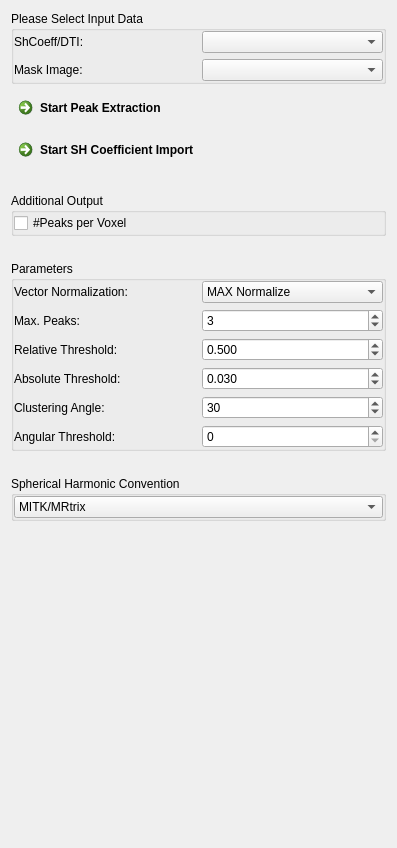
Qt form Plugins/org.mitk.gui.qt.diffusionimaging.odfpeaks/src/internal/QmitkOdfMaximaExtractionViewControls.ui (MITK/MITK) before a commit.
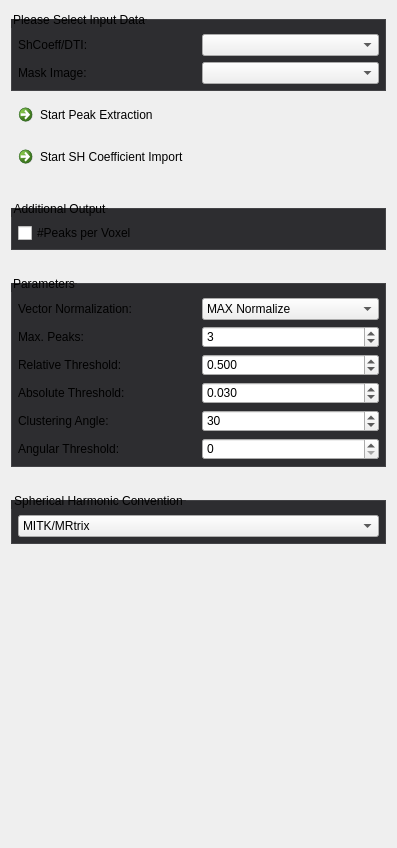
The same form after that commit. Custom widgets are drawn as their Qt base class.

Commit message: Update diffusion view style

```diff
--- a/Plugins/org.mitk.gui.qt.diffusionimaging.odfpeaks/src/internal/QmitkOdfMaximaExtractionViewControls.ui
+++ b/Plugins/org.mitk.gui.qt.diffusionimaging.odfpeaks/src/internal/QmitkOdfMaximaExtractionViewControls.ui
@@ -13,6 +13,43 @@
   <property name="windowTitle">
    <string>Form</string>
   </property>
+  <property name="styleSheet">
+   <string>QCommandLinkButton {
+  font-weight: normal;
+}
+
+QCommandLinkButton:disabled {
+  border: none;
+  font-weight: lighter;
+}
+
+QToolBox::tab {
+  border: 1px solid #434346;
+  font-weight: bold;
+}
+
+QToolBox::tab:hover {
+  background-color: #434346;
+  font-weight: bold;
+}
+
+QToolBox::tab:selected {
+  background-color: #1c97ea;
+  border: 1px solid #1c97ea;
+  font-weight: bold;
+}
+
+QGroupBox {
+  border: 1px solid #434346;
+  background-color: #2d2d30;
+  margin-top: 8px;
+  padding-top: 8px;
+}
+
+QGroupBox, QGroupBox:disabled {
+  background-color: #2d2d30;
+}</string>
+  </property>
   <layout class="QGridLayout" name="gridLayout_2">
    <property name="verticalSpacing">
     <number>25</number>
@@ -71,16 +108,16 @@
         </property>
         <layout class="QGridLayout" name="gridLayout_5">
          <property name="leftMargin">
-          <number>0</number>
+          <number>6</number>
          </property>
          <property name="topMargin">
-          <number>0</number>
+          <number>6</number>
          </property>
          <property name="rightMargin">
-          <number>0</number>
+          <number>6</number>
          </property>
          <property name="bottomMargin">
-          <number>0</number>
+          <number>6</number>
          </property>
          <item row="0" column="0">
           <widget class="QLabel" name="label_4">
@@ -121,16 +158,16 @@
        <enum>QFormLayout::AllNonFixedFieldsGrow</enum>
       </property>
       <property name="leftMargin">
-       <number>0</number>
+       <number>6</number>
       </property>
       <property name="topMargin">
-       <number>0</number>
+       <number>6</number>
       </property>
       <property name="rightMargin">
-       <number>0</number>
+       <number>6</number>
       </property>
       <property name="bottomMargin">
-       <number>0</number>
+       <number>6</number>
       </property>
       <item row="0" column="0">
        <widget class="QCheckBox" name="m_OutputNumDirectionsBox">
@@ -155,16 +192,16 @@
      </property>
      <layout class="QGridLayout" name="gridLayout">
       <property name="leftMargin">
-       <number>0</number>
+       <number>6</number>
       </property>
       <property name="topMargin">
-       <number>0</number>
+       <number>6</number>
       </property>
       <property name="rightMargin">
-       <number>0</number>
+       <number>6</number>
       </property>
       <property name="bottomMargin">
-       <number>0</number>
+       <number>6</number>
       </property>
       <item row="0" column="0">
        <widget class="QFrame" name="frame_2">
@@ -414,16 +451,16 @@
      </property>
      <layout class="QGridLayout" name="gridLayout_6">
       <property name="leftMargin">
-       <number>0</number>
+       <number>6</number>
       </property>
       <property name="topMargin">
-       <number>0</number>
+       <number>6</number>
       </property>
       <property name="rightMargin">
-       <number>0</number>
+       <number>6</number>
       </property>
       <property name="bottomMargin">
-       <number>0</number>
+       <number>6</number>
       </property>
       <item row="0" column="0">
        <widget class="QComboBox" name="m_ToolkitBox">
```
Left out of the diff: 12 changed lines with no effect on the pictures. The commit also changes 32 other files.
